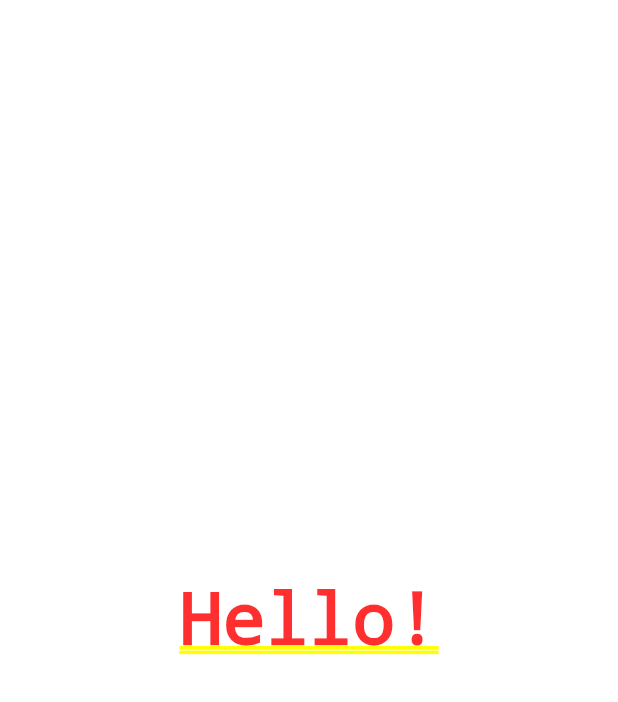
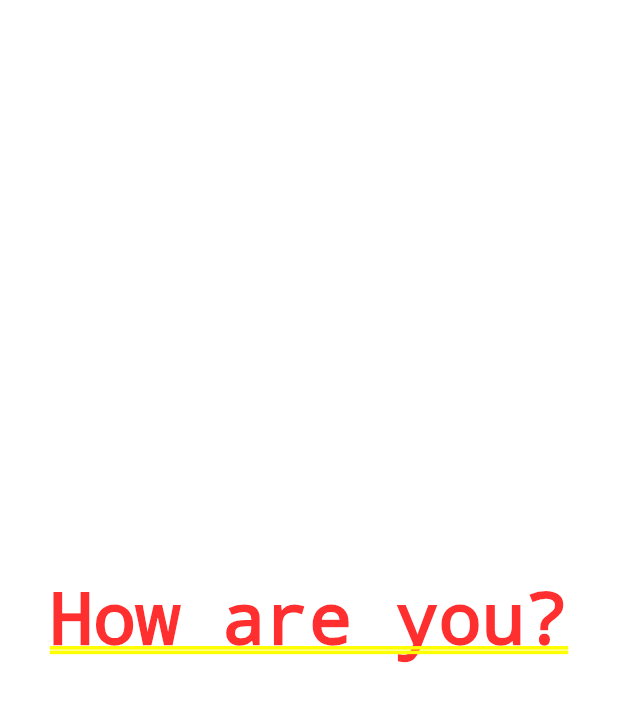
Before and after one commit to Kuutioo/CarApp, a Flutter app: the screen it shows after launch, on a phone screen of 412 x 824 dp. Shown: the top 702 px of the screen. Run offline on Flutter 3.47's test engine with Material 2 defaults, Android fonts, the phone set to English and light mode, and no system bars.

Commit message:
Update main.dart

```diff
--- a/car_app/lib/main.dart
+++ b/car_app/lib/main.dart
@@ -21,7 +21,7 @@ class MyHomePage extends StatelessWidget {
   @override
   Widget build(BuildContext context) {
     return const Center(
-      child: Text('Hello!'),
+      child: Text('How are you?'),
     );
   }
 }
```
